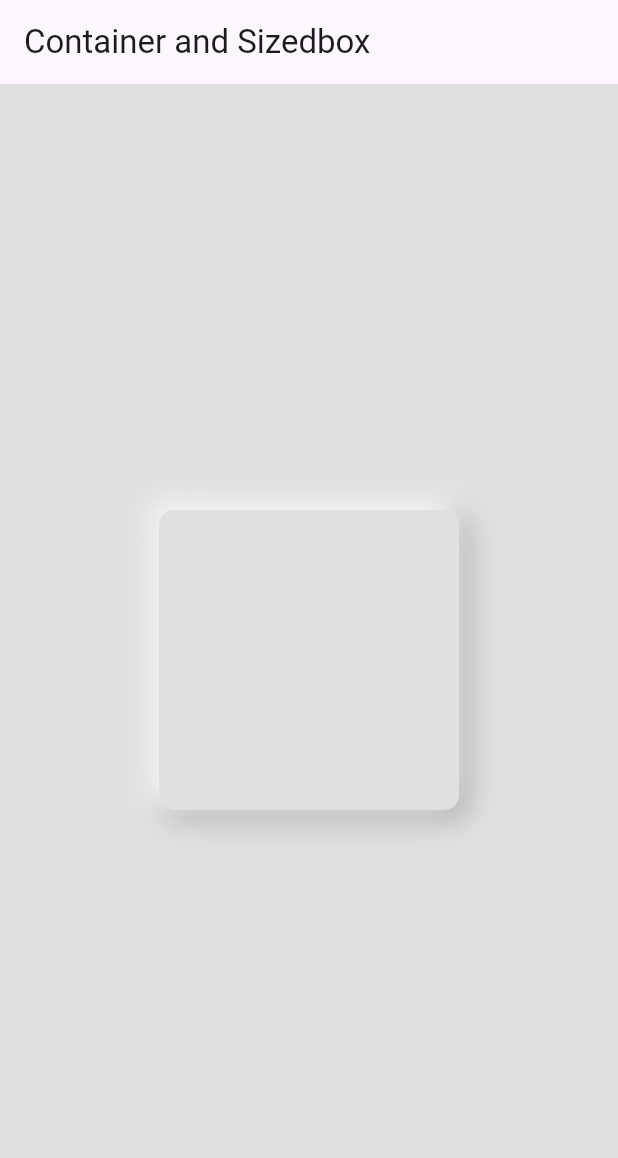
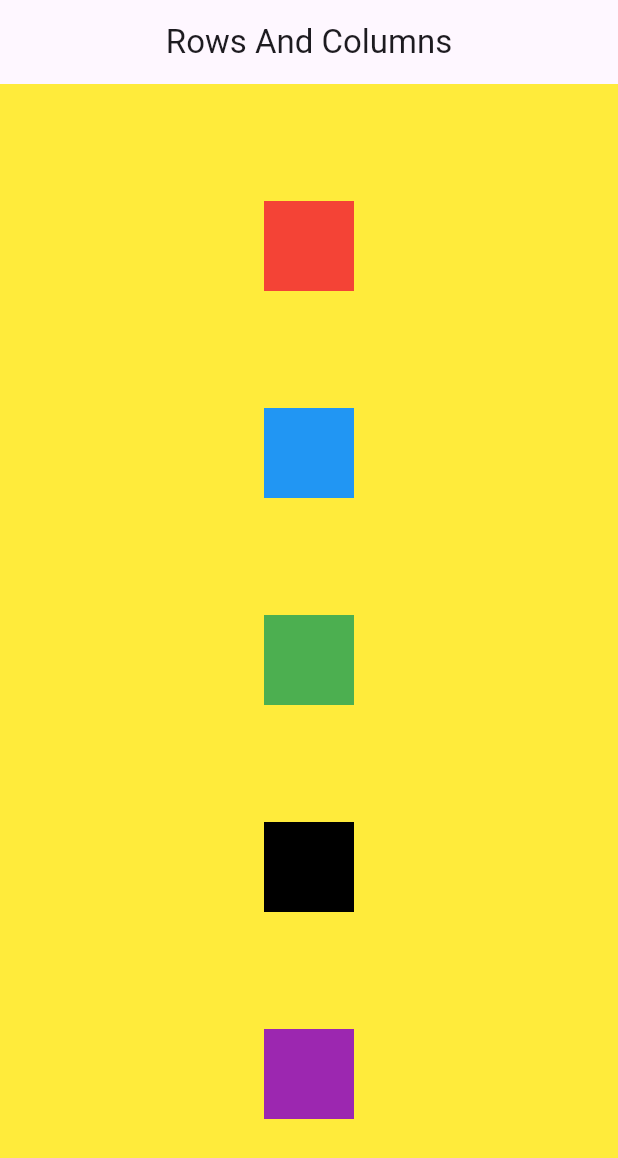
Before and after one commit to rane-ganesh/flutter_widgets, a Flutter app: the screen it shows after launch, on a phone screen of 412 x 824 dp. Shown: the top 1158 px of the screen. Run offline on Flutter 3.47's test engine with Material 3 defaults, Android fonts, the phone set to English and light mode, and no system bars.

Commit message:
Rows and Column Widget

```diff
--- a/lib/main.dart
+++ b/lib/main.dart
@@ -1,5 +1,6 @@
 import 'package:flutter/material.dart';
 import 'package:flutter_widgets/widgets/container_sizedbox.dart';
+import 'package:flutter_widgets/widgets/rowscols.dart';
 
 void main() {
   runApp(const MyApp());
@@ -15,7 +16,7 @@ class MyApp extends StatelessWidget {
         // brightness: Brightness.dark,
         primaryColor: Colors.deepPurple,
       ),
-      home: const ContainerSizedbox(),
+      home: const RowsCols(),
       debugShowCheckedModeBanner: false,
     );
   }
--- /dev/null
+++ b/lib/widgets/rowscols.dart
@@ -0,0 +1,86 @@
+import 'package:flutter/material.dart';
+
+class RowsCols extends StatelessWidget {
+  const RowsCols({super.key});
+
+  @override
+  Widget build(BuildContext context) {
+    var w = MediaQuery.of(context).size.width;
+    var h = MediaQuery.of(context).size.height;
+
+    return Scaffold(
+      appBar: AppBar(
+        title: const Center(
+          child: Text('Rows And Columns'),
+        ),
+      ),
+      body: Container(
+          height: h,
+          width: w,
+          color: Colors.yellow,
+          child: Column(
+            mainAxisAlignment: MainAxisAlignment.spaceEvenly,
+            crossAxisAlignment: CrossAxisAlignment.center,
+            children: [
+              Container(
+                height: 60,
+                width: 60,
+                color: Colors.red,
+              ),
+              Container(
+                height: 60,
+                width: 60,
+                color: Colors.blue,
+              ),
+              Container(
+                height: 60,
+                width: 60,
+                color: Colors.green,
+              ),
+              Container(
+                height: 60,
+                width: 60,
+                color: Colors.black,
+              ),
+              Container(
+                height: 60,
+                width: 60,
+                color: Colors.purple,
+              ),
+            ],
+          )
+
+          // Row(
+          //   mainAxisAlignment: MainAxisAlignment.spaceEvenly,
+          //   children: [
+          //     Container(
+          //       height: 60,
+          //       width: 60,
+          //       color: Colors.red,
+          //     ),
+          //     Container(
+          //       height: 60,
+          //       width: 60,
+          //       color: Colors.blue,
+          //     ),
+          //     Container(
+          //       height: 60,
+          //       width: 60,
+          //       color: Colors.green,
+          //     ),
+          //     Container(
+          //       height: 60,
+          //       width: 60,
+          //       color: Colors.black,
+          //     ),
+          //     Container(
+          //       height: 60,
+          //       width: 60,
+          //       color: Colors.purple,
+          //     ),
+          //   ],
+          // ),
+          ),
+    );
+  }
+}
```
